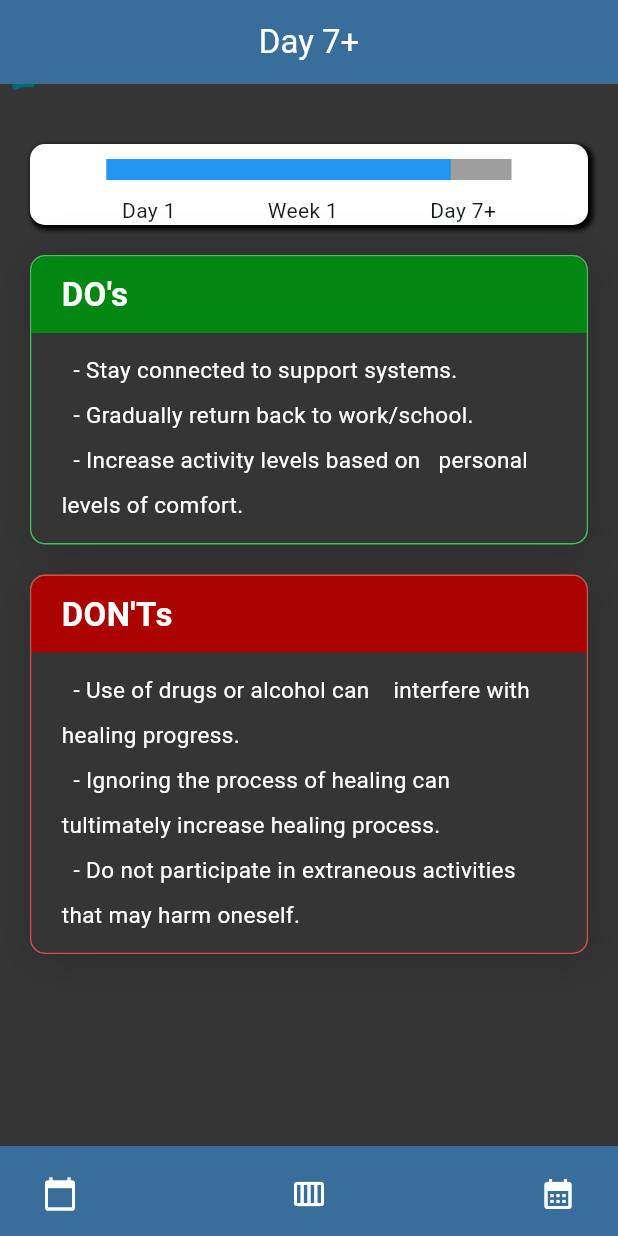
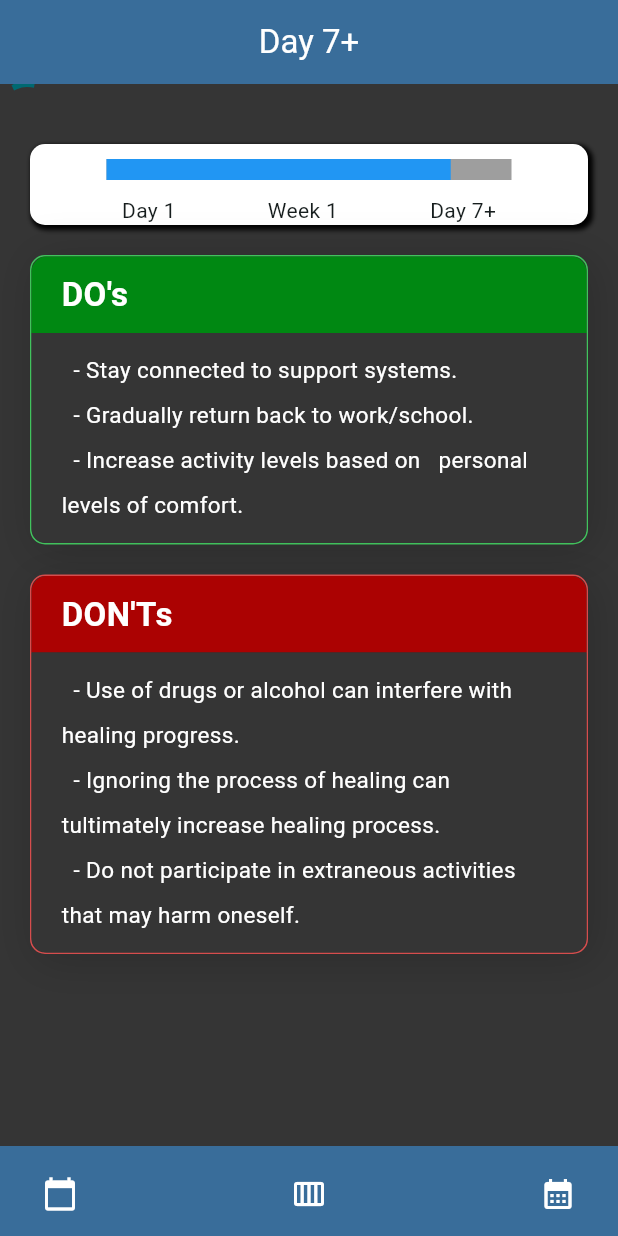
Before and after one commit to Florian268/concussion_app, a Flutter app: the screen it shows after launch, item 3 of the bottom bar chosen, on a phone screen of 412 x 824 dp. Run offline on Flutter 3.47's test engine with Material 2 defaults, Android fonts, the phone set to English and light mode, and no system bars; drawn by our look-alikes of percent_indicator; our stand-ins replace permission_handler; missing offline and left inert: noise_meter.

```diff
--- a/lib/singlePage/one.dart
+++ b/lib/singlePage/one.dart
@@ -152,7 +152,7 @@ Widget one(BuildContext context, progress1){
                     ),
                     padding: const EdgeInsets.symmetric(horizontal: 20.0, vertical: 10),
                     child: Text(
-                      "\t\t- Avoid alcohol.\t\t- Avoid smoking.\n\t\t- Avoid stress.",
+                      "\t\t- Avoid alcohol.\n\t\t- Avoid smoking.\n\t\t- Avoid stress.",
                       style: TextStyle(fontSize: 15, height: 2, color: Colors.white)
                     )
                   ),
--- a/lib/singlePage/page.dart
+++ b/lib/singlePage/page.dart
@@ -95,7 +95,7 @@ class _SinglePageState extends State<SinglePage> {
                 stream:  noiseMeter.noiseStreamController.stream, // assuming this is a Stream
                 builder: (BuildContext context, AsyncSnapshot snapshot) {
                   if (snapshot.hasData) {
-                    if (prompt == true || snapshot.data >= 85) {
+                    if (prompt == true || snapshot.data >= 89) {
                       prompt = true;
                       return AlertDialog(
                         title: Text('Warning'),
--- a/lib/singlePage/three.dart
+++ b/lib/singlePage/three.dart
@@ -138,7 +138,7 @@ Container(
                     ),
                     padding: const EdgeInsets.symmetric(horizontal: 20.0, vertical: 10),
                     child: Text(
-                      "\t\t- Use of drugs or alcohol can \t\t\tinterfere with healing progress.\n\t\t- Ignoring the process of healing can tultimately increase healing process.\n\t\t- Do not participate in extraneous activities that may harm oneself.",
+                      "\t\t- Use of drugs or alcohol can interfere with healing progress.\n\t\t- Ignoring the process of healing can tultimately increase healing process.\n\t\t- Do not participate in extraneous activities that may harm oneself.",
                       style: TextStyle(fontSize: 15, height: 2, color: Colors.white)
                     )
                   ),
```
